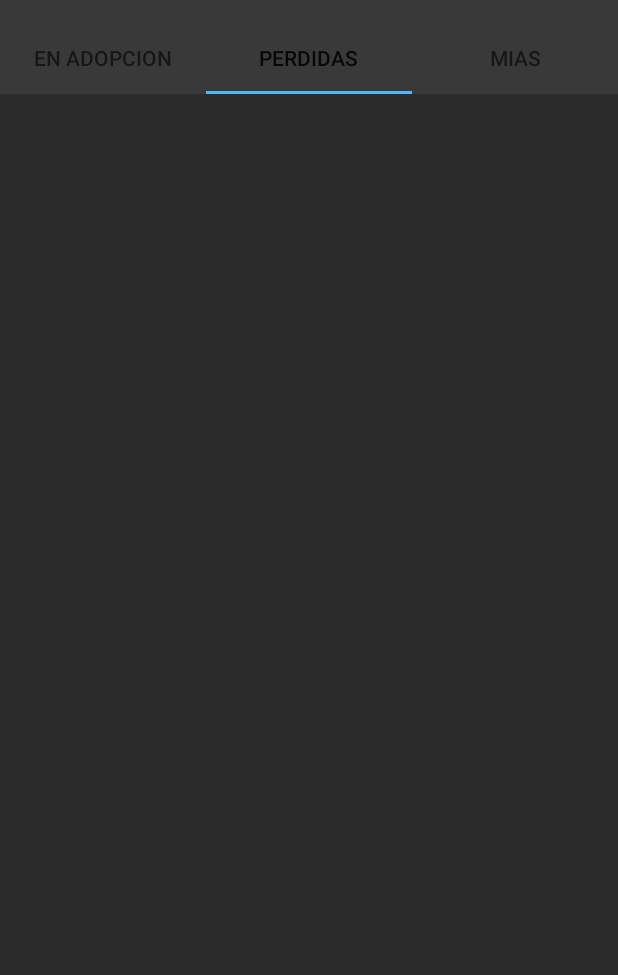
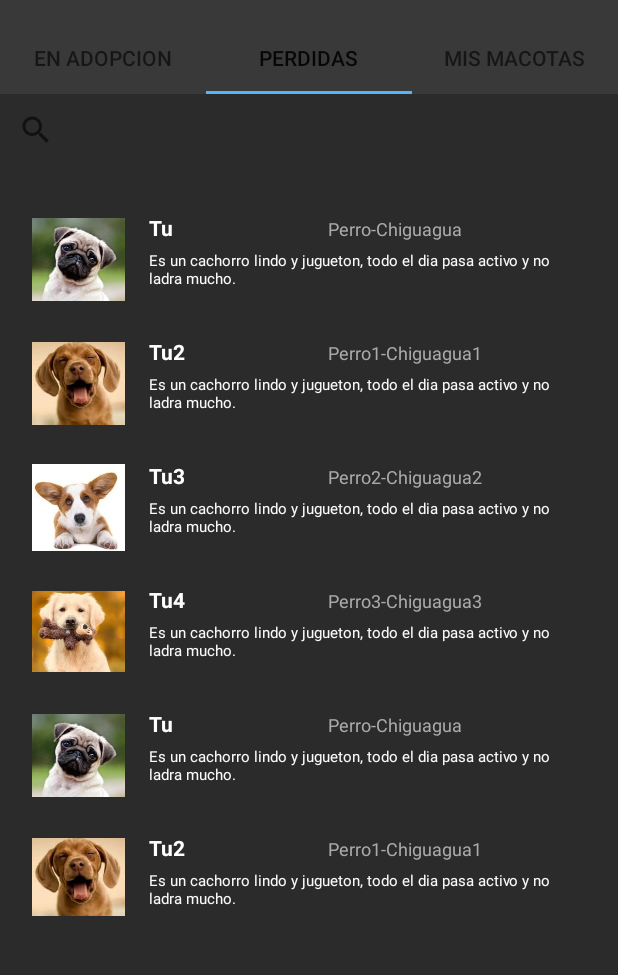
Before and after one commit to iliestefa/Mascotas, an Android app: the screen it shows after launch (Inicio), tab 2 chosen, on a phone screen of 412 x 824 dp, the part 62-1037 px from its top. Run offline under Robolectric (Android 15) with nearby library versions, the phone set to English and light mode, and no system bars.

Commit message:
Ya estan los 3 tabs, tbn se añadio la edad y sexo de la mascota

```diff
--- /dev/null
+++ b/FindPet/app/src/main/java/com/example/ilian/findpetcom/Datos.java
@@ -0,0 +1,63 @@
+package com.example.ilian.findpetcom;
+
+import com.example.ilian.findpetcom.modelo.Mascota;
+
+import java.util.ArrayList;
+import java.util.List;
+
+public class Datos {
+
+    public static List<Mascota> cargarMascotasEnAdopcion(){
+        List <Mascota> lstMascotas=new ArrayList<>();
+        lstMascotas.add(new Mascota("Tuti",R.drawable.a,"Perro","Chiguagua",true,false));
+        lstMascotas.add(new Mascota("Tuti2",R.drawable.e,"Perro1","Chiguagua1",false,true));
+        lstMascotas.add(new Mascota("Tuti3",R.drawable.i,"Perro2","Chiguagua2",true,true));
+        lstMascotas.add(new Mascota("Tuti4",R.drawable.o,"Perro3","Chiguagua3",false,false));
+        lstMascotas.add(new Mascota("Tuti",R.drawable.a,"Perro","Chiguagua",true,false));
+        lstMascotas.add(new Mascota("Tuti2",R.drawable.e,"Perro1","Chiguagua1",false,true));
+        lstMascotas.add(new Mascota("Tuti3",R.drawable.i,"Perro2","Chiguagua2",true,true));
+        lstMascotas.add(new Mascota("Tuti4",R.drawable.o,"Perro3","Chiguagua3",false,false));
+        lstMascotas.add(new Mascota("Tuti",R.drawable.a,"Perro","Chiguagua",true,false));
+        lstMascotas.add(new Mascota("Tuti2",R.drawable.e,"Perro1","Chiguagua1",false,true));
+        lstMascotas.add(new Mascota("Tuti3",R.drawable.i,"Perro2","Chiguagua2",true,true));
+        lstMascotas.add(new Mascota("Tuti4",R.drawable.o,"Perro3","Chiguagua3",false,false));
+        return lstMascotas;
+    }
+
+    public static List<Mascota> cargarMascotasPerdidas(){
+        List <Mascota> lstMascotas=new ArrayList<>();
+        lstMascotas.add(new Mascota("Tu",R.drawable.a,"Perro","Chiguagua",true,false));
+        lstMascotas.add(new Mascota("Tu2",R.drawable.e,"Perro1","Chiguagua1",false,true));
+        lstMascotas.add(new Mascota("Tu3",R.drawable.i,"Perro2","Chiguagua2",true,true));
+        lstMascotas.add(new Mascota("Tu4",R.drawable.o,"Perro3","Chiguagua3",false,false));
+        lstMascotas.add(new Mascota("Tu",R.drawable.a,"Perro","Chiguagua",true,false));
+        lstMascotas.add(new Mascota("Tu2",R.drawable.e,"Perro1","Chiguagua1",false,true));
+        lstMascotas.add(new Mascota("Tu3",R.drawable.i,"Perro2","Chiguagua2",true,true));
+        lstMascotas.add(new Mascota("Tu4",R.drawable.o,"Perro3","Chiguagua3",false,false));
+        lstMascotas.add(new Mascota("Tu",R.drawable.a,"Perro","Chiguagua",true,false));
+        lstMascotas.add(new Mascota("Tu2",R.drawable.e,"Perro1","Chiguagua1",false,true));
+        lstMascotas.add(new Mascota("Tu3",R.drawable.i,"Perro2","Chiguagua2",true,true));
+        lstMascotas.add(new Mascota("Tu4",R.drawable.o,"Perro3","Chiguagua3",false,false));
+        return lstMascotas;
+    }
+
+    public static List<Mascota> cargarMascotasMias(){
+        List <Mascota> lstMascotas=new ArrayList<>();
+        lstMascotas.add(new Mascota("Tut",R.drawable.a,"Perro","Chiguagua",true,false));
+        lstMascotas.add(new Mascota("Tut2",R.drawable.e,"Perro1","Chiguagua1",false,true));
+        lstMascotas.add(new Mascota("Tut3",R.drawable.i,"Perro2","Chiguagua2",true,true));
+        lstMascotas.add(new Mascota("Tut4",R.drawable.o,"Perro3","Chiguagua3",false,false));
+        lstMascotas.add(new Mascota("Tut",R.drawable.a,"Perro","Chiguagua",true,false));
+        lstMascotas.add(new Mascota("Tut2",R.drawable.e,"Perro1","Chiguagua1",false,true));
+        lstMascotas.add(new Mascota("Tut3",R.drawable.i,"Perro2","Chiguagua2",true,true));
+        lstMascotas.add(new Mascota("Tut4",R.drawable.o,"Perro3","Chiguagua3",false,false));
+        lstMascotas.add(new Mascota("Tut1",R.drawable.a,"Perro","Chiguagua",true,false));
+        lstMascotas.add(new Mascota("Tut2",R.drawable.e,"Perro1","Chiguagua1",false,true));
+        lstMascotas.add(new Mascota("Tut3",R.drawable.i,"Perro2","Chiguagua2",true,true));
+        lstMascotas.add(new Mascota("Tut4",R.drawable.o,"Perro3","Chiguagua3",false,false));
+        return lstMascotas;
+    }
+    public static List<Mascota> error(){
+        return new ArrayList<Mascota>();
+    }
+}
--- a/FindPet/app/src/main/java/com/example/ilian/findpetcom/Inicio.java
+++ b/FindPet/app/src/main/java/com/example/ilian/findpetcom/Inicio.java
@@ -7,7 +7,7 @@ import android.support.v7.app.AppCompatActivity;
 import android.os.Bundle;
 
 import com.example.ilian.findpetcom.adapters.ViewPagerAdapter;
-import com.example.ilian.findpetcom.fragments.FragmentAdopcion;
+import com.example.ilian.findpetcom.fragments.FragmentEnAdopcion;
 import com.example.ilian.findpetcom.fragments.FragmentMias;
 import com.example.ilian.findpetcom.fragments.FragmentPerdidas;
 
@@ -17,6 +17,7 @@ public class Inicio extends AppCompatActivity {
     private ViewPager viewPager;
     private ViewPagerAdapter adapter;
 
+    //CREA LOS FRAGMENTS Y LOS PRESENTA
     @Override
     protected void onCreate(Bundle savedInstanceState) {
         super.onCreate(savedInstanceState);
@@ -26,9 +27,15 @@ public class Inicio extends AppCompatActivity {
         viewPager=(ViewPager)findViewById(R.id.viewpager_id);
 
         adapter=new ViewPagerAdapter(getSupportFragmentManager());
-        adapter.addFragment(new FragmentAdopcion(),"En Adopcion");
-        adapter.addFragment(new FragmentPerdidas(),"Perdidas");
-        adapter.addFragment(new FragmentMias(),"Mias");
+        FragmentEnAdopcion f1=new FragmentEnAdopcion();
+        f1.setI(1);
+        FragmentEnAdopcion f2=new FragmentEnAdopcion();
+        f2.setI(2);
+        FragmentEnAdopcion f3=new FragmentEnAdopcion();
+        f3.setI(3);
+        adapter.addFragment(f1,"En Adopcion");
+        adapter.addFragment(f2,"Perdidas");
+        adapter.addFragment(f3,"Mis Macotas");
 
         viewPager.setAdapter(adapter);
         tabs.setupWithViewPager(viewPager);
--- a/FindPet/app/src/main/java/com/example/ilian/findpetcom/adapters/RecyclerViewAdapter.java
+++ b/FindPet/app/src/main/java/com/example/ilian/findpetcom/adapters/RecyclerViewAdapter.java
@@ -1,15 +1,18 @@
 package com.example.ilian.findpetcom.adapters;
 
+import android.annotation.SuppressLint;
 import android.app.Dialog;
 import android.content.Context;
 import android.graphics.Color;
 import android.graphics.drawable.ColorDrawable;
 import android.media.Image;
 import android.support.annotation.NonNull;
+import android.support.design.widget.FloatingActionButton;
 import android.support.v7.widget.RecyclerView;
 import android.view.LayoutInflater;
 import android.view.View;
 import android.view.ViewGroup;
+import android.widget.Button;
 import android.widget.ImageView;
 import android.widget.LinearLayout;
 import android.widget.TextView;
@@ -20,28 +23,42 @@ import com.example.ilian.findpetcom.modelo.Mascota;
 
 import java.util.List;
 
+//RECIBE LA LISTA DE MASCOTAS Y LAS PRESENTA EN EL RECYCLER
+
 public class RecyclerViewAdapter extends RecyclerView.Adapter<RecyclerViewAdapter.MyViewHolder> {
 
     Context mContex;
     List<Mascota> mData;
     Dialog myDialog;
+    int ind;
 
 
-    public RecyclerViewAdapter(Context mContex, List<Mascota> mData) {
+    //CONSTRUNCTOR
+    public RecyclerViewAdapter(Context mContex, List<Mascota> mData,int i) {
         this.mContex = mContex;
         this.mData = mData;
+        ind=i;
     }
 
+
+    //SE CREA LA VISTA
+    @SuppressLint("RestrictedApi")
     @NonNull
     @Override
     public RecyclerViewAdapter.MyViewHolder onCreateViewHolder(@NonNull ViewGroup viewGroup, int i) {
+
         View v;
         v= LayoutInflater.from(mContex).inflate(R.layout.item_mascota,viewGroup,false);
         final MyViewHolder vHolder=new MyViewHolder(v);
-        //DIALOG -----------------
+
+
+
+        //SE CREA EL DIALOG -----------------
         myDialog=new Dialog(mContex);
         myDialog.setContentView(R.layout.dialog_adoptar);
         myDialog.getWindow().setBackgroundDrawable(new ColorDrawable(Color.TRANSPARENT));
+
+        //SE MUESTRA EL DIALOG AL HACER CLICK
         vHolder.item_mascota.setOnClickListener(new View.OnClickListener(){
 
             @Override
@@ -49,20 +66,43 @@ public class RecyclerViewAdapter extends RecyclerView.Adapter<RecyclerViewAdapte
                 TextView dialog_nombre=(TextView) myDialog.findViewById(R.id.dialog_name);
                 TextView dialog_desc=(TextView) myDialog.findViewById(R.id.dialog_descripcion);
                 TextView dialog_tipo=(TextView) myDialog.findViewById(R.id.dialog_tipo);
+                TextView dialog_sexedad=(TextView) myDialog.findViewById(R.id.dialog_sexedad);
                 ImageView dialog_ima=(ImageView) myDialog.findViewById(R.id.dialog_ima);
+                if (ind==2) {
+                    Button whatsapp = (Button) myDialog.findViewById(R.id.dialog_btn_adoptar);
+                    whatsapp.setText("Dar Info");
+                }else if (ind==3) dialogMias(mData.get(vHolder.getAdapterPosition()));
+                String sexedad=mData.get(vHolder.getAdapterPosition()).getSexo()+" de "+mData.get(vHolder.getAdapterPosition()).getEdad()+" años";
+                dialog_sexedad.setText(sexedad);
                 dialog_nombre.setText(mData.get(vHolder.getAdapterPosition()).getNombre());
                 dialog_desc.setText(mData.get(vHolder.getAdapterPosition()).getDescripcion());
                 String tipo=mData.get(vHolder.getAdapterPosition()).getAnimal()+"-"+mData.get(vHolder.getAdapterPosition()).getRaza();
                 dialog_tipo.setText(tipo);
                 dialog_ima.setImageResource(mData.get(vHolder.getAdapterPosition()).getFoto());
-                Toast.makeText(mContex, "Test Click"+String.valueOf(vHolder.getAdapterPosition()), Toast.LENGTH_SHORT).show();
+
                 myDialog.show();
+            }
+
+
+
+            public void dialogMias(Mascota m){
+                Button perdido = (Button) myDialog.findViewById(R.id.dialog_btn_info);
+                Button adopcion = (Button) myDialog.findViewById(R.id.dialog_btn_adoptar);
+                if(m.isPerdida()) perdido.setText("Encontrada");
+                else perdido.setText("Reportar Perdida");
+                if (m.isAdoptada()) adopcion.setText("Asignar Dueño");
+                else adopcion.setText("Poner en Adopción");
+
+
             }
         }
         );
 
        return vHolder;
     }
+
+
+    //SE COLOCAN LOS DATOS EN CADA  MASCOTA
     @Override
     public void onBindViewHolder(@NonNull RecyclerViewAdapter.MyViewHolder myViewHolder, int i) {
         myViewHolder.tv_name.setText(mData.get(i).getNombre());
@@ -77,6 +117,7 @@ public class RecyclerViewAdapter extends RecyclerView.Adapter<RecyclerViewAdapte
         return mData.size();
     }
 
+    //SE CREA EL FORMATO DE LA VISTA
     public static class MyViewHolder extends RecyclerView.ViewHolder{
 
         private TextView tv_name;
@@ -84,6 +125,8 @@ public class RecyclerViewAdapter extends RecyclerView.Adapter<RecyclerViewAdapte
         private TextView tv_tipo;
         private ImageView img;
         private LinearLayout item_mascota;
+
+
 
 
 
--- a/FindPet/app/src/main/java/com/example/ilian/findpetcom/adapters/ViewPagerAdapter.java
+++ b/FindPet/app/src/main/java/com/example/ilian/findpetcom/adapters/ViewPagerAdapter.java
@@ -8,7 +8,7 @@ import android.support.v4.app.FragmentPagerAdapter;
 import java.util.ArrayList;
 import java.util.List;
 
-//AQUI ESTAN CONTENIDOS LOS TABS-------------------------------------------------
+//AQUI ESTAN CONTENIDOS LOS TRES  TABS/FRAGMENTS-------------------------------------------------
 public class ViewPagerAdapter extends FragmentPagerAdapter {
 
     private final List<Fragment> listFragment=new ArrayList<>();
--- a/FindPet/app/src/main/java/com/example/ilian/findpetcom/fragments/FragmentAdopcion.java
+++ /dev/null
@@ -1,59 +0,0 @@
-package com.example.ilian.findpetcom.fragments;
-
-import android.os.Bundle;
-import android.support.annotation.NonNull;
-import android.support.annotation.Nullable;
-import android.support.v4.app.Fragment;
-import android.support.v7.widget.LinearLayoutManager;
-import android.support.v7.widget.RecyclerView;
-import android.view.LayoutInflater;
-import android.view.View;
-import android.view.ViewGroup;
-
-import com.example.ilian.findpetcom.R;
-import com.example.ilian.findpetcom.adapters.RecyclerViewAdapter;
-import com.example.ilian.findpetcom.modelo.Mascota;
-
-import java.util.ArrayList;
-import java.util.List;
-
-public class FragmentAdopcion extends Fragment {
-    View v;
-    private RecyclerView myReciclerview;
-    private List<Mascota> lstMascotas;
-    public FragmentAdopcion() {
-    }
-
-    @Override
-    public void onCreate(@Nullable Bundle savedInstanceState) {
-        super.onCreate(savedInstanceState);
-
-        lstMascotas=new ArrayList<>();
-        lstMascotas.add(new Mascota("Tuti",R.drawable.a,"Perro","Chiguagua",true,false));
-        lstMascotas.add(new Mascota("Tuti2",R.drawable.e,"Perro1","Chiguagua1",false,true));
-        lstMascotas.add(new Mascota("Tuti3",R.drawable.i,"Perro2","Chiguagua2",true,true));
-        lstMascotas.add(new Mascota("Tuti4",R.drawable.o,"Perro3","Chiguagua3",false,false));
-        lstMascotas.add(new Mascota("Tuti",R.drawable.a,"Perro","Chiguagua",true,false));
-        lstMascotas.add(new Mascota("Tuti2",R.drawable.e,"Perro1","Chiguagua1",false,true));
-        lstMascotas.add(new Mascota("Tuti3",R.drawable.i,"Perro2","Chiguagua2",true,true));
-        lstMascotas.add(new Mascota("Tuti4",R.drawable.o,"Perro3","Chiguagua3",false,false));
-        lstMascotas.add(new Mascota("Tuti",R.drawable.a,"Perro","Chiguagua",true,false));
-        lstMascotas.add(new Mascota("Tuti2",R.drawable.e,"Perro1","Chiguagua1",false,true));
-        lstMascotas.add(new Mascota("Tuti3",R.drawable.i,"Perro2","Chiguagua2",true,true));
-        lstMascotas.add(new Mascota("Tuti4",R.drawable.o,"Perro3","Chiguagua3",false,false));
-
-
-    }
-
-    @Nullable
-    @Override
-    public View onCreateView(@NonNull LayoutInflater inflater, @Nullable ViewGroup container, @Nullable Bundle savedInstanceState) {
-        v=inflater.inflate(R.layout.adopcion_fragment,container,false);
-        myReciclerview=(RecyclerView) v.findViewById(R.id.adopcion_recyclerview);
-        RecyclerViewAdapter recyclerAdapter= new RecyclerViewAdapter(getContext(),lstMascotas);
-        myReciclerview.setLayoutManager(new LinearLayoutManager(getActivity()));
-        myReciclerview.setAdapter(recyclerAdapter);
-        return v;
-
-    }
-}
--- /dev/null
+++ b/FindPet/app/src/main/java/com/example/ilian/findpetcom/fragments/FragmentEnAdopcion.java
@@ -0,0 +1,74 @@
+package com.example.ilian.findpetcom.fragments;
+
+import android.os.Bundle;
+import android.support.annotation.NonNull;
+import android.support.annotation.Nullable;
+import android.support.v4.app.Fragment;
+import android.support.v7.widget.LinearLayoutManager;
+import android.support.v7.widget.RecyclerView;
+import android.view.LayoutInflater;
+import android.view.View;
+import android.view.ViewGroup;
+
+import com.example.ilian.findpetcom.Datos;
+import com.example.ilian.findpetcom.R;
+import com.example.ilian.findpetcom.adapters.RecyclerViewAdapter;
+import com.example.ilian.findpetcom.modelo.Mascota;
+
+import java.util.ArrayList;
+import java.util.List;
+
+
+//SE CREA EL RECYCLER Y SE LE PASA LAS MASCOTAS
+public class FragmentEnAdopcion extends Fragment {
+    View v;
+    private RecyclerView myReciclerview;
+    private List<Mascota> lstMascotas;
+    private int i;
+    public FragmentEnAdopcion() {
+    }
+
+
+    //SE CREA LA LISTA
+    @Override
+    public void onCreate(@Nullable Bundle savedInstanceState) {
+        super.onCreate(savedInstanceState);
+        switch (i){
+            case 1:
+                lstMascotas=Datos.cargarMascotasEnAdopcion();
+                break;
+            case 2:
+                lstMascotas=Datos.cargarMascotasPerdidas();
+                break;
+            case 3:
+                lstMascotas=Datos.cargarMascotasMias();
+                break;
+            default:
+                lstMascotas=Datos.error();
+                break;
+
+        }
+
+    }
+
+    public int getI() {
+        return i;
+    }
+
+    public void setI(int i) {
+        this.i = i;
+    }
+
+    //SE CREA EL RECYCLER CON LA LISTA CREADA
+    @Nullable
+    @Override
+    public View onCreateView(@NonNull LayoutInflater inflater, @Nullable ViewGroup container, @Nullable Bundle savedInstanceState) {
+        v=inflater.inflate(R.layout.adopcion_fragment,container,false);
+        myReciclerview=(RecyclerView) v.findViewById(R.id.adopcion_recyclerview);
+        RecyclerViewAdapter recyclerAdapter= new RecyclerViewAdapter(getContext(),lstMascotas,i);
+        myReciclerview.setLayoutManager(new LinearLayoutManager(getActivity()));
+        myReciclerview.setAdapter(recyclerAdapter);
+        return v;
+
+    }
+}
--- a/FindPet/app/src/main/java/com/example/ilian/findpetcom/modelo/Mascota.java
+++ b/FindPet/app/src/main/java/com/example/ilian/findpetcom/modelo/Mascota.java
@@ -8,8 +8,10 @@ public class Mascota {
     private String animal;
     private String raza;
     private int edad;
+    private String sexo;
     private boolean adoptada;
     private boolean perdida;
+
 
 
     public Mascota(String nombre) {
@@ -30,6 +32,14 @@ public class Mascota {
         this.nombre = nombre;
         this.adoptada = adoptada;
         this.perdida = perdida;
+    }
+
+    public String getSexo() {
+        return sexo;
+    }
+
+    public void setSexo(String sexo) {
+        this.sexo = sexo;
     }
 
     public String getNombre() {
--- a/FindPet/app/src/main/res/layout/adopcion_fragment.xml
+++ b/FindPet/app/src/main/res/layout/adopcion_fragment.xml
@@ -1,15 +1,35 @@
 <?xml version="1.0" encoding="utf-8"?>
-<android.support.constraint.ConstraintLayout
-    xmlns:android="http://schemas.android.com/apk/res/android" android:layout_width="match_parent"
+<RelativeLayout xmlns:android="http://schemas.android.com/apk/res/android"
+    xmlns:app="http://schemas.android.com/apk/res-auto"
+    xmlns:tools="http://schemas.android.com/tools"
+    android:id="@+id/linearLayout"
+    android:layout_width="match_parent"
     android:layout_height="match_parent"
     android:background="@color/backgroundfragment">
-    <android.support.v7.widget.RecyclerView
+
+    <LinearLayout
         android:layout_width="match_parent"
         android:layout_height="match_parent"
-        android:id="@+id/adopcion_recyclerview"
-        android:padding="16dp"
-        >
+        android:orientation="vertical">
 
-    </android.support.v7.widget.RecyclerView>
+        <SearchView
+            android:id="@+id/searchView"
+            android:layout_width="match_parent"
+            android:layout_height="wrap_content">
 
-</android.support.constraint.ConstraintLayout>
+        </SearchView>
+
+        <android.support.v7.widget.RecyclerView
+            android:id="@+id/adopcion_recyclerview"
+            android:layout_width="391dp"
+            android:layout_height="516dp"
+            android:padding="16dp"
+            android:visibility="visible">
+
+        </android.support.v7.widget.RecyclerView>
+
+    </LinearLayout>
+
+
+
+</RelativeLayout>
--- a/FindPet/app/src/main/res/layout/dialog_adoptar.xml
+++ b/FindPet/app/src/main/res/layout/dialog_adoptar.xml
@@ -5,7 +5,7 @@
     android:layout_gravity="center">
 
     <LinearLayout
-        android:layout_width="match_parent"
+        android:layout_width="wrap_content"
         android:layout_height="wrap_content"
         android:layout_marginTop="50dp"
         android:background="#232323"
@@ -27,17 +27,27 @@
             android:id="@+id/dialog_tipo"
             android:layout_width="wrap_content"
             android:layout_height="wrap_content"
-            android:layout_marginBottom="12dp"
             android:text="Tipo:"
             android:textColor="@android:color/darker_gray"
             android:textSize="12sp" />
+
+
+        <TextView
+            android:id="@+id/dialog_sexedad"
+            android:layout_width="wrap_content"
+            android:layout_height="wrap_content"
+            android:layout_marginBottom="12dp"
+            android:text="Edad:"
+            android:textColor="@android:color/darker_gray"
+            android:textSize="12sp" />
+
         <TextView
             android:id="@+id/dialog_descripcion"
             android:layout_width="wrap_content"
             android:layout_height="wrap_content"
-            android:layout_marginBottom="10dp"
             android:layout_marginLeft="8dp"
             android:layout_marginRight="8dp"
+            android:layout_marginBottom="10dp"
             android:text="descripciondescripciondescripciondescripciondescripciondescripcion:"
             android:textColor="@android:color/white"
             android:textSize="15sp" />
```
